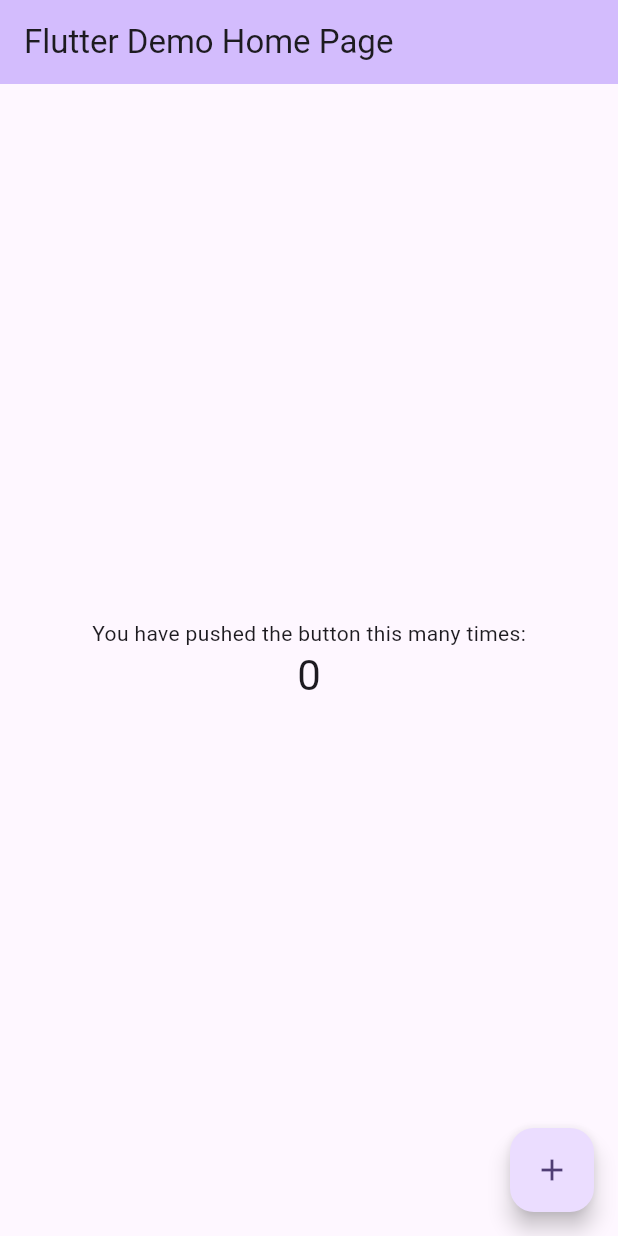
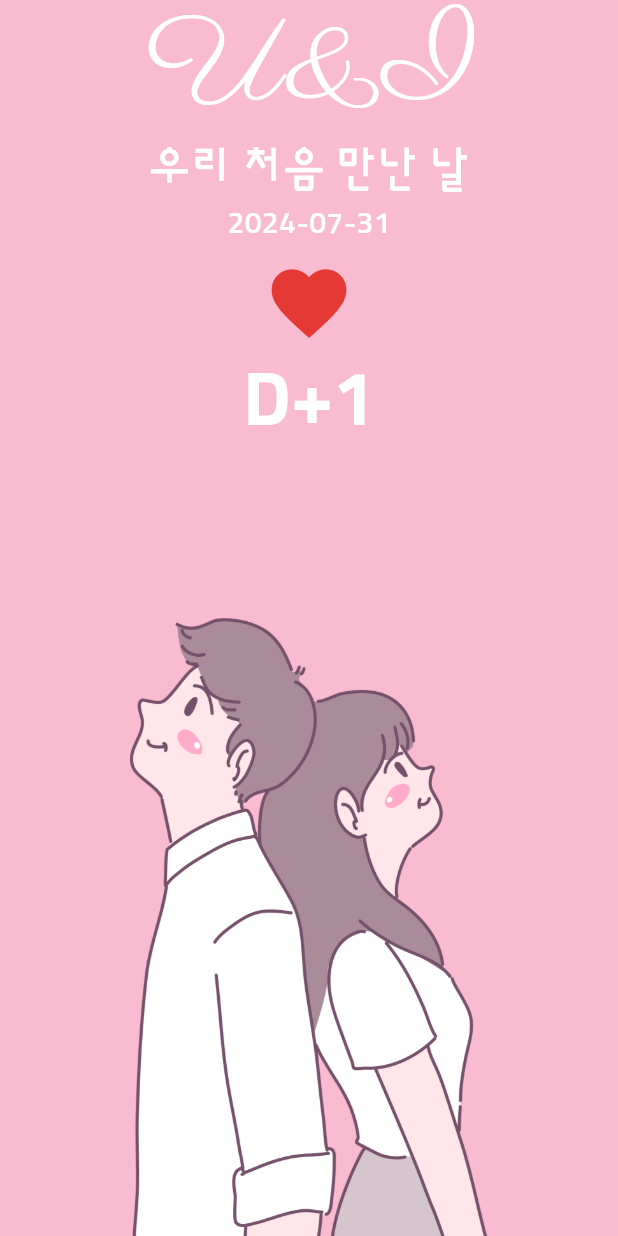
Before and after one commit to suminkim8203/flutter_study, a Flutter app: the screen it shows after launch, on a phone screen of 412 x 824 dp. Run offline on Flutter 3.47's test engine with Material 3 defaults, Android fonts, the light colour scheme and no system bars.

Commit message:
U&I 앱 UI 구현 완료

```diff
--- a/lib/main.dart
+++ b/lib/main.dart
@@ -1,125 +1,33 @@
 import 'package:flutter/material.dart';
+import 'package:flutter_study/screen/home_screen.dart';
 
 void main() {
-  runApp(const MyApp());
-}
-
-class MyApp extends StatelessWidget {
-  const MyApp({super.key});
-
-  // This widget is the root of your application.
-  @override
-  Widget build(BuildContext context) {
-    return MaterialApp(
-      title: 'Flutter Demo',
+  runApp(
+    MaterialApp(
       theme: ThemeData(
-        // This is the theme of your application.
-        //
-        // TRY THIS: Try running your application with "flutter run". You'll see
-        // the application has a purple toolbar. Then, without quitting the app,
-        // try changing the seedColor in the colorScheme below to Colors.green
-        // and then invoke "hot reload" (save your changes or press the "hot
-        // reload" button in a Flutter-supported IDE, or press "r" if you used
-        // the command line to start the app).
-        //
-        // Notice that the counter didn't reset back to zero; the application
-        // state is not lost during the reload. To reset the state, use hot
-        // restart instead.
-        //
-        // This works for code too, not just values: Most code changes can be
-        // tested with just a hot reload.
-        colorScheme: ColorScheme.fromSeed(seedColor: Colors.deepPurple),
-        useMaterial3: true,
-      ),
-      home: const MyHomePage(title: 'Flutter Demo Home Page'),
-    );
-  }
-}
-
-class MyHomePage extends StatefulWidget {
-  const MyHomePage({super.key, required this.title});
-
-  // This widget is the home page of your application. It is stateful, meaning
-  // that it has a State object (defined below) that contains fields that affect
-  // how it looks.
-
-  // This class is the configuration for the state. It holds the values (in this
-  // case the title) provided by the parent (in this case the App widget) and
-  // used by the build method of the State. Fields in a Widget subclass are
-  // always marked "final".
-
-  final String title;
-
-  @override
-  State<MyHomePage> createState() => _MyHomePageState();
-}
-
-class _MyHomePageState extends State<MyHomePage> {
-  int _counter = 0;
-
-  void _incrementCounter() {
-    setState(() {
-      // This call to setState tells the Flutter framework that something has
-      // changed in this State, which causes it to rerun the build method below
-      // so that the display can reflect the updated values. If we changed
-      // _counter without calling setState(), then the build method would not be
-      // called again, and so nothing would appear to happen.
-      _counter++;
-    });
-  }
-
-  @override
-  Widget build(BuildContext context) {
-    // This method is rerun every time setState is called, for instance as done
-    // by the _incrementCounter method above.
-    //
-    // The Flutter framework has been optimized to make rerunning build methods
-    // fast, so that you can just rebuild anything that needs updating rather
-    // than having to individually change instances of widgets.
-    return Scaffold(
-      appBar: AppBar(
-        // TRY THIS: Try changing the color here to a specific color (to
-        // Colors.amber, perhaps?) and trigger a hot reload to see the AppBar
-        // change color while the other colors stay the same.
-        backgroundColor: Theme.of(context).colorScheme.inversePrimary,
-        // Here we take the value from the MyHomePage object that was created by
-        // the App.build method, and use it to set our appbar title.
-        title: Text(widget.title),
-      ),
-      body: Center(
-        // Center is a layout widget. It takes a single child and positions it
-        // in the middle of the parent.
-        child: Column(
-          // Column is also a layout widget. It takes a list of children and
-          // arranges them vertically. By default, it sizes itself to fit its
-          // children horizontally, and tries to be as tall as its parent.
-          //
-          // Column has various properties to control how it sizes itself and
-          // how it positions its children. Here we use mainAxisAlignment to
-          // center the children vertically; the main axis here is the vertical
-          // axis because Columns are vertical (the cross axis would be
-          // horizontal).
-          //
-          // TRY THIS: Invoke "debug painting" (choose the "Toggle Debug Paint"
-          // action in the IDE, or press "p" in the console), to see the
-          // wireframe for each widget.
-          mainAxisAlignment: MainAxisAlignment.center,
-          children: <Widget>[
-            const Text(
-              'You have pushed the button this many times:',
-            ),
-            Text(
-              '$_counter',
-              style: Theme.of(context).textTheme.headlineMedium,
-            ),
-          ],
+        fontFamily: 'sunflower',
+        textTheme: TextTheme(
+          displayLarge: TextStyle(
+            color: Colors.white,
+            fontSize: 80.0,
+            fontFamily: 'parisienne',
+          ),
+          displayMedium: TextStyle(
+            color: Colors.white,
+            fontSize: 50.0,
+            fontWeight: FontWeight.w700,
+          ),
+          bodyLarge: TextStyle(
+            color: Colors.white,
+            fontSize: 30.0,
+          ),
+          bodyMedium: TextStyle(
+            color: Colors.white,
+            fontSize: 20.0,
+          ),
         ),
       ),
-      floatingActionButton: FloatingActionButton(
-        onPressed: _incrementCounter,
-        tooltip: 'Increment',
-        child: const Icon(Icons.add),
-      ), // This trailing comma makes auto-formatting nicer for build methods.
-    );
-  }
+      home: HomeScreen(),
+    ),
+  );
 }
--- /dev/null
+++ b/lib/screen/home_screen.dart
@@ -0,0 +1,84 @@
+import 'package:flutter/material.dart';
+
+class HomeScreen extends StatefulWidget {
+  const HomeScreen({super.key});
+
+  @override
+  State<HomeScreen> createState() => _HomeScreenState();
+}
+
+class _HomeScreenState extends State<HomeScreen> {
+  @override
+  Widget build(BuildContext context) {
+    return Scaffold(
+      backgroundColor: Colors.pink[100],
+      body: SafeArea(
+        bottom: false,
+        child: SizedBox(
+          width: MediaQuery.of(context).size.width,
+          child: Column(
+            children: [
+              _Top(),
+              _Bottom(),
+            ],
+          ),
+        ),
+      ),
+    );
+  }
+}
+
+class _Top extends StatelessWidget {
+  const _Top({super.key});
+
+  @override
+  Widget build(BuildContext context) {
+    return Expanded(
+      child: Container(
+        child: Column(
+          children: [
+            Text(
+              'U&I',
+              style: Theme.of(context).textTheme.displayLarge,
+            ),
+            Text(
+              '우리 처음 만난 날',
+              style: Theme.of(context).textTheme.bodyLarge,
+            ),
+            Text(
+              '2024-07-31',
+              style: Theme.of(context).textTheme.bodyMedium,
+            ),
+            IconButton(
+              iconSize: 60.0,
+              color: Colors.red[600],
+              onPressed: () {},
+              icon: Icon(
+                Icons.favorite,
+              ),
+            ),
+            Text(
+              'D+1',
+              style: Theme.of(context).textTheme.displayMedium,
+            ),
+          ],
+        ),
+      ),
+    );
+  }
+}
+
+class _Bottom extends StatelessWidget {
+  const _Bottom({super.key});
+
+  @override
+  Widget build(BuildContext context) {
+    return Expanded(
+      child: Container(
+        child: Image.asset(
+          'asset/img/middle_image.png',
+        ),
+      ),
+    );
+  }
+}
```
Also changed, not shown: pubspec.yaml (+16 -0 lines), asset/font/Parisienne-Regular.ttf (added), asset/font/Sunflower-Bold.ttf (added), asset/font/Sunflower-Light.ttf (added), asset/font/Sunflower-Medium.ttf (added), asset/img/middle_image.png (added).
